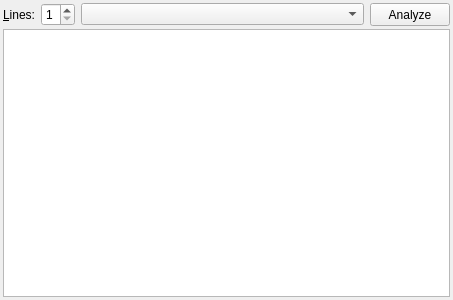
First picture: the form in src/gui/analysiswidget.ui, repository franzm/shatrabase, before the edit.
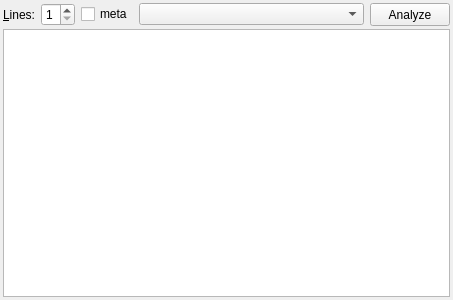
Second picture: the form after the edit.

Commit message: intermediate work on MetaAnalysis (stopped for now, too complicated at this time of the day)

Diff of the .ui file:
```diff
--- a/src/gui/analysiswidget.ui
+++ b/src/gui/analysiswidget.ui
@@ -83,6 +83,13 @@
          </property>
         </widget>
        </item>
+       <item>
+        <widget class="QCheckBox" name="cbMeta">
+         <property name="text">
+          <string>meta</string>
+         </property>
+        </widget>
+       </item>
        <item>
         <widget class="QComboBox" name="engineList">
          <property name="sizePolicy">
```
The commit also changes 4 other files.
